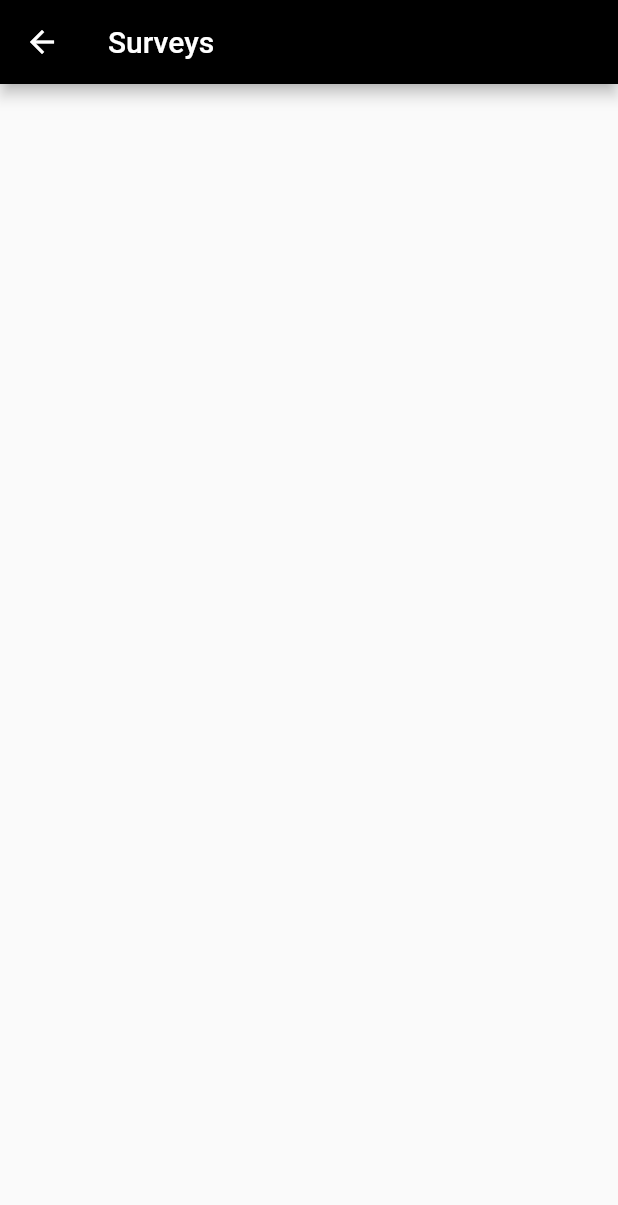
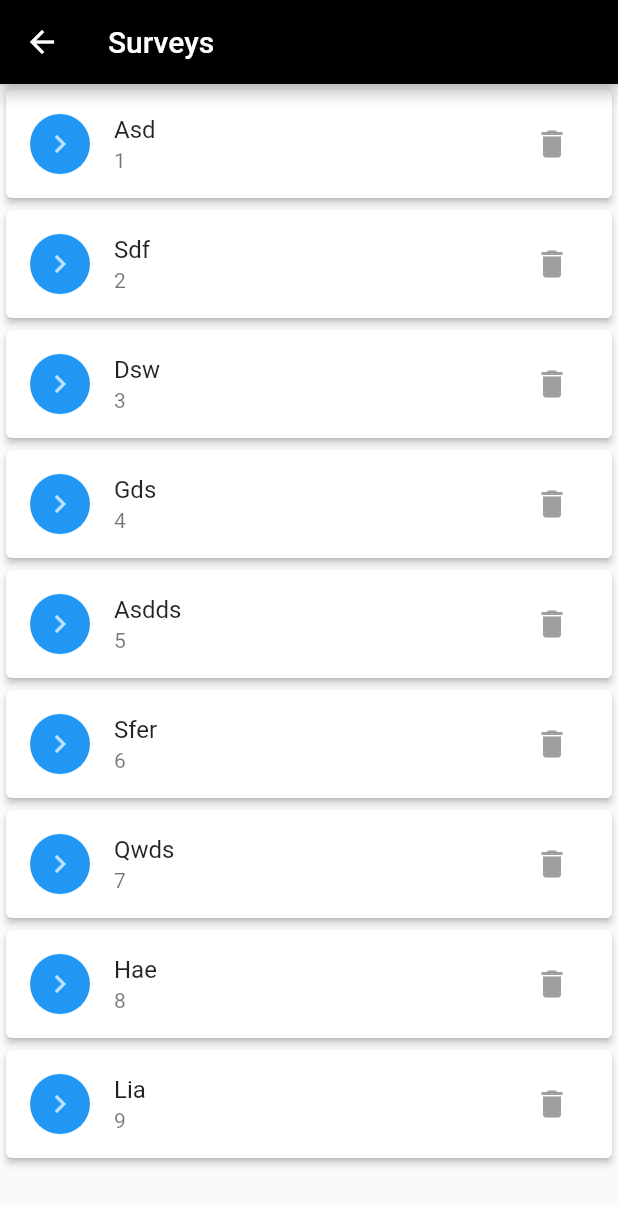
Before and after one commit to ishangh/gmcmanjeri_flutter, a Flutter app: the EditSurvey screen opened by its route, on a phone screen of 412 x 824 dp. Shown: the top 1205 px of the screen. Run offline on Flutter 3.47's test engine with Material 2 defaults, Android fonts, the phone set to English and light mode, and no system bars; our stand-ins replace sqflite; accounts and stored records are empty.

Commit message:
Change constructor of person

```diff
--- a/lib/screens/edit_surveys.dart
+++ b/lib/screens/edit_surveys.dart
@@ -20,24 +20,24 @@ class EditSurveyState extends State<EditSurvey> {
   @override
   void initState() {
     deleteButton = Colors.grey;
-    // personList.add(new Person(
-    //     1, "Asd", "asdm", "9442123423", "dfs", "student", "logic"));
-    // personList.add(new Person(
-    //     2, "Sdf", "Trm", "9442123423", "hxc", "student", "logic"));
-    // personList.add(new Person(
-    //     3, "Dsw", "Tsdm", "9442123423", "we", "student", "logic"));
-    // personList.add(new Person(
-    //     4, "Gds", "Tdrasfm", "9442123423", "as", "student", "logic"));
-    // personList.add(new Person(
-    //     5, "Asdds", "Tam", "9442123423", "fd", "student", "logic"));
-    // personList.add(new Person(
-    //     6, "Sfer", "Trsdf", "9442123423", "we", "student", "logic"));
-    // personList.add(new Person(
-    //     7, "Qwds", "asd", "9442123423", "du", "student", "logic"));
-    // personList.add(new Person(
-    //     8, "Hae", "asf", "9442123423", "hf", "student", "logic"));
-    // personList.add(new Person(
-    //     9, "Lia", "SADf", "9442123423", "as", "student", "logic"));
+    personList.add(new Person());
+    personList[0].updateDetailsofFirstPage(1, "Asd", "asdm", "9442123423", "dfs", "student", "logic");
+    personList.add(new Person());
+    personList[1].updateDetailsofFirstPage(2, "Sdf", "Trm", "9442123423", "hxc", "student", "logic");
+    personList.add(new Person());
+    personList[2].updateDetailsofFirstPage(3, "Dsw", "Tsdm", "9442123423", "we", "student", "logic");
+    personList.add(new Person());
+    personList[3].updateDetailsofFirstPage(4, "Gds", "Tdrasfm", "9442123423", "as", "student", "logic");
+    personList.add(new Person());
+    personList[4].updateDetailsofFirstPage(5, "Asdds", "Tam", "9442123423", "fd", "student", "logic");
+    personList.add(new Person());
+    personList[5].updateDetailsofFirstPage(6, "Sfer", "Trsdf", "9442123423", "we", "student", "logic");
+    personList.add(new Person());
+    personList[6].updateDetailsofFirstPage(7, "Qwds", "asd", "9442123423", "du", "student", "logic");
+    personList.add(new Person());
+    personList[7].updateDetailsofFirstPage(8, "Hae", "asf", "9442123423", "hf", "student", "logic");
+    personList.add(new Person());
+    personList[8].updateDetailsofFirstPage(9, "Lia", "SADf", "9442123423", "as", "student", "logic");
   }
 
   @override
```
Also changed, not shown: lib/models/person.dart (+11 -0 lines).
